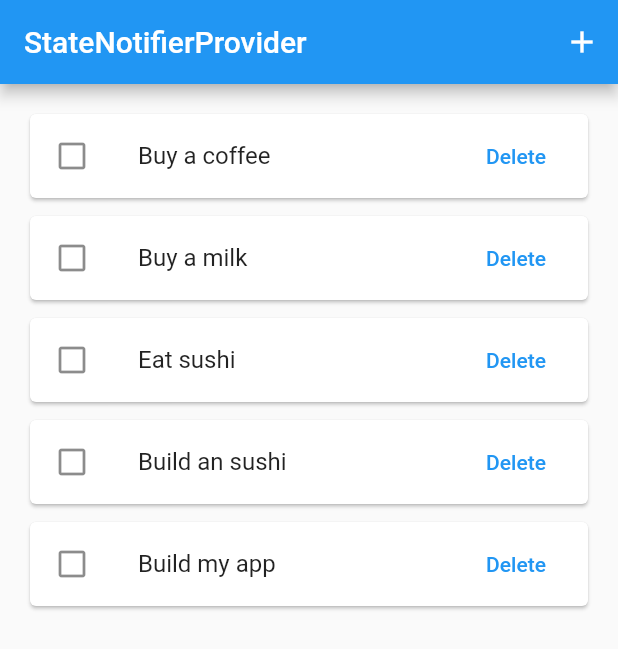
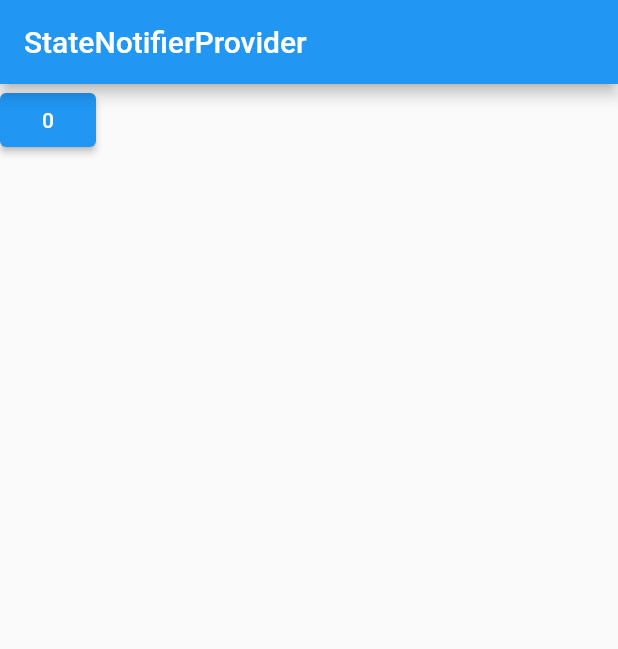
Before and after one commit to masal9pse/riverpod_countup, a Flutter app: the screen it shows after launch, on a phone screen of 412 x 824 dp. Shown: the top 649 px of the screen. Run offline on Flutter 3.47's test engine with Material 2 defaults, Android fonts, the phone set to English and light mode, and no system bars; our stand-ins replace freezed_annotation, hooks_riverpod.

Commit message:
statenotiferでカウントできない。

```diff
--- a/lib/main.dart
+++ b/lib/main.dart
@@ -4,47 +4,7 @@ import 'package:flutter/material.dart';
 import 'package:hooks_riverpod/hooks_riverpod.dart';
 import 'package:riverpod_countup/todo.dart';
 
-// Provider example.
-final todoListNotifierProvider =
-    StateNotifierProvider<TodoListNotifier, List<Todo>>((ref) {
-  return TodoListNotifier();
-});
-
-class TodoListNotifier extends StateNotifier<List<Todo>> {
-  TodoListNotifier()
-      : super(const [
-          // サンプルのTodoを挿入
-          Todo(id: '1', title: 'Buy a coffee'),
-          Todo(id: '2', title: 'Buy a milk'),
-          Todo(id: '3', title: 'Eat sushi'),
-          Todo(id: '4', title: 'Build an sushi'),
-          Todo(id: '5', title: 'Build my app'),
-        ]);
-
-  /// 新しいTODOを追加するメソッド
-  void add(Todo todo) {
-    state = [...state, todo];
-  }
-
-  /// IDを指定して、TODOを削除するメソッド
-  void remove(String todoId) {
-    state = [
-      for (final todo in state)
-        if (todo.id != todoId) todo,
-    ];
-  }
-
-  /// IDを指定して、TODOの完了状態を切り替えるメソッド
-  void toggle(String todoId) {
-    state = [
-      for (final todo in state)
-        if (todo.id == todoId)
-          todo.copyWith(completed: !todo.completed)
-        else
-          todo,
-    ];
-  }
-}
+final counterProvider = StateProvider<int>((ref) => 0);
 
 void main() {
   runApp(
@@ -69,53 +29,19 @@ class StateNotifierProviderPage extends ConsumerWidget {
   Widget build(BuildContext context, WidgetRef ref) {
     // StateNotifierProviderを読み取る。watchを使用しているので、
     // state（状態）であるTODOリストが更新されると、buildメソッドが再実行されて画面が更新される
-    final todoList = ref.watch(todoListNotifierProvider);
-    // TodoListNotifier を使用する場合は `.notifier` を付けてProviderを読み取る
-    final notifier = ref.watch(todoListNotifierProvider.notifier);
-
-    // 新しいTodoを追加する、プライベートメソッドを定義
-    void addTodo() {
-      final newTodo = Todo(
-        id: Random().nextDouble().toString(),
-        title: DateTime.now().toIso8601String(),
-      );
-      notifier.add(newTodo);
-    }
+    var counter = ref.watch(counterProvider);
 
     return MaterialApp(
       home: Scaffold(
         appBar: AppBar(
           title: const Text(title),
-          actions: [
-            // ボタンを押して新しいTodoを追加できる（実際はTodoのタイトル等を入力できるようにすると良い）
-            IconButton(onPressed: addTodo, icon: const Icon(Icons.add))
-          ],
+          actions: [],
         ),
-        body: SafeArea(
-          child: ListView.separated(
-            padding: const EdgeInsets.all(16),
-            itemCount: todoList.length,
-            separatorBuilder: (_, __) => const SizedBox(height: 4),
-            itemBuilder: (context, index) {
-              final todo = todoList[index];
-              return Card(
-                child: ListTile(
-                  title: Text(todo.title),
-                  leading: Icon(
-                    todo.completed
-                        ? Icons.check_box
-                        : Icons.check_box_outline_blank,
-                  ),
-                  trailing: TextButton(
-                    onPressed: () => notifier.remove(todo.id),
-                    child: const Text('Delete'),
-                  ),
-                  // タップでTODOの完了状態を切り替える
-                  onTap: () => notifier.toggle(todo.id),
-                ),
-              );
-            },
-          ),
+        body: ElevatedButton(
+          onPressed: () {
+            counter++;
+          },
+          child: Text(counter.toString()),
         ),
       ),
     );
```
Also changed, not shown: 1 other file.
